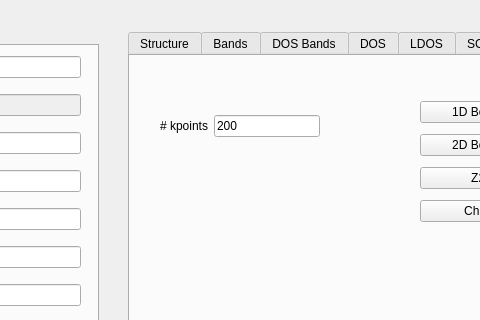
First picture: the form in development/interface-pyqt/2d/interface.ui, repository joselado/quantum-honeycomp, before the edit; both pictures show x 182 to 662 and y 0 to 320 of the 980 by 600 pixel window.
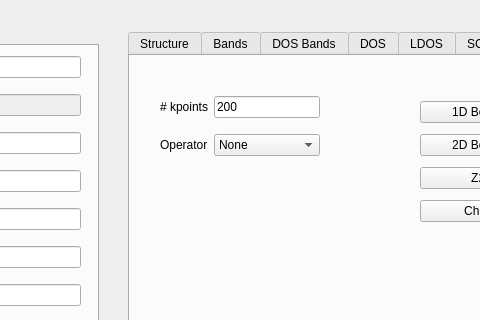
Second picture: the form after the edit. The open tabs and pages were chosen to show the change.

What changed in the file:
```diff
--- a/development/interface-pyqt/2d/interface.ui
+++ b/development/interface-pyqt/2d/interface.ui
@@ -898,6 +898,32 @@
          </property>
         </widget>
        </item>
+       <item row="1" column="0">
+        <widget class="QLabel" name="label_35">
+         <property name="text">
+          <string>Operator</string>
+         </property>
+        </widget>
+       </item>
+       <item row="1" column="1">
+        <widget class="QComboBox" name="operator_topology">
+         <item>
+          <property name="text">
+           <string>None</string>
+          </property>
+         </item>
+         <item>
+          <property name="text">
+           <string>Sz</string>
+          </property>
+         </item>
+         <item>
+          <property name="text">
+           <string>Valley</string>
+          </property>
+         </item>
+        </widget>
+       </item>
       </layout>
      </widget>
     </widget>
```
Left out of the diff: 2 changed lines with no effect on the pictures.
